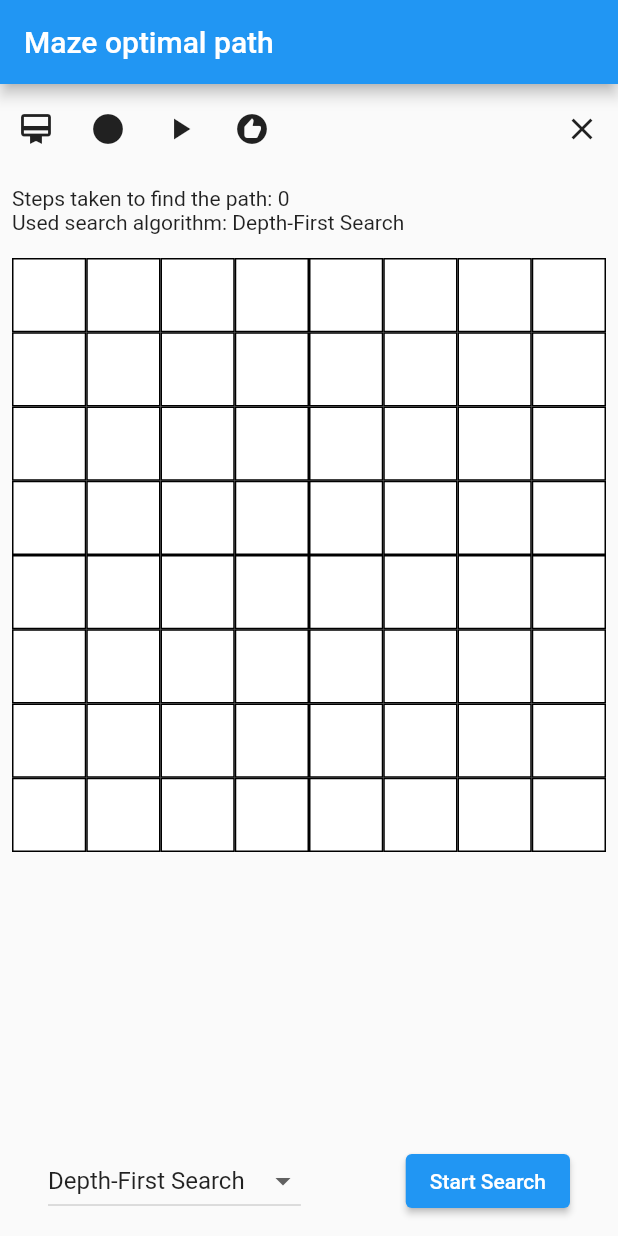
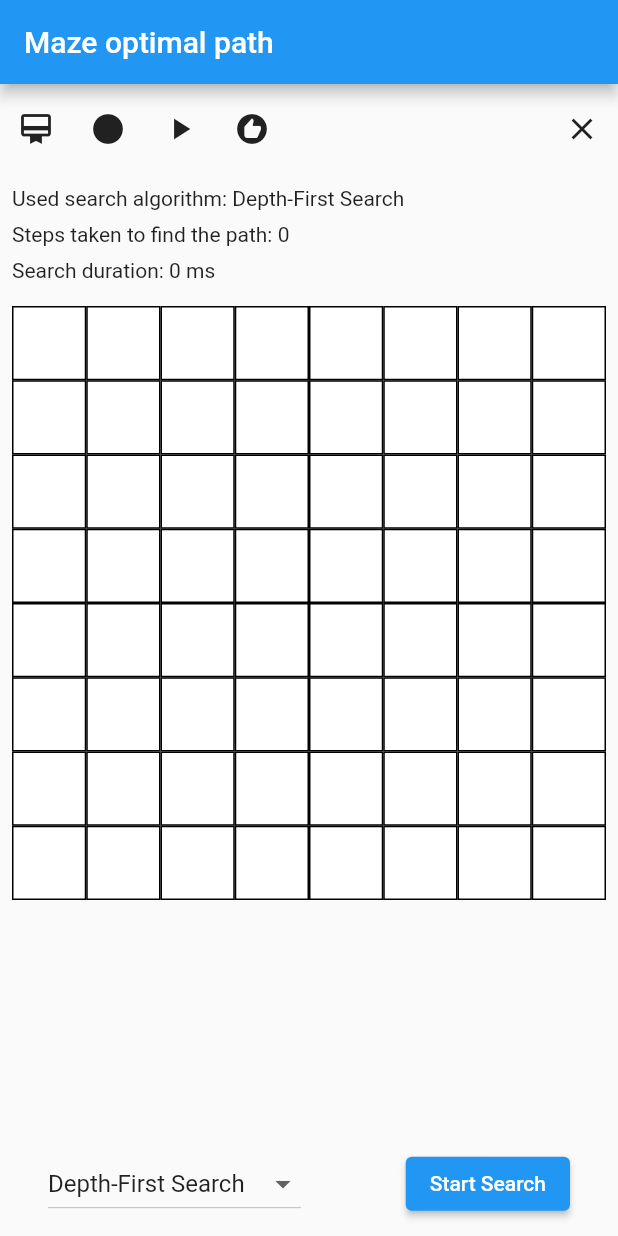
Before and after one commit to md-weber/maze_search_ai, a Flutter app: the screen it shows after launch, after a tap on "Start Search", on a phone screen of 412 x 824 dp. Run offline on Flutter 3.47's test engine with Material 2 defaults, Android fonts, the phone set to English and light mode, and no system bars; our stand-ins replace tuple.

Commit message:
make time usage visible to the users

```diff
--- a/lib/providers/home_view_provider.dart
+++ b/lib/providers/home_view_provider.dart
@@ -6,11 +6,22 @@ class HomeViewProvider extends ChangeNotifier {
   List<CellState> _cells = [];
   SearchAlgo _selectedSearchAlgo = SearchAlgo.dfs;
   num _resultSteps = 0;
+  Stopwatch _stopwatch;
+  Duration _elapsedTime = Duration();
 
   HomeViewProvider() {
     for (var i = 0; i < 64; i++) {
       cells.add(CellState.path);
     }
+  }
+
+  void startTimer() {
+    _stopwatch = Stopwatch()..start();
+  }
+
+  void stopTimer() {
+    _stopwatch..stop();
+    _elapsedTime = _stopwatch.elapsed;
   }
 
   void updateResultSteps(num resultSteps) {
@@ -48,4 +59,6 @@ class HomeViewProvider extends ChangeNotifier {
   SearchAlgo get selectedSearchAlgo => _selectedSearchAlgo;
 
   num get resultSteps => _resultSteps;
+
+  Duration get elapsedTime => _elapsedTime;
 }
--- a/lib/views/home-view.dart
+++ b/lib/views/home-view.dart
@@ -86,15 +86,18 @@ class HomeView extends StatelessWidget {
                       Tuple3 result;
                       SearchController searchController =
                           SearchControllerImplementation();
+                      var homeViewProvider = context.read<HomeViewProvider>();
+
+                      homeViewProvider.startTimer();
 
                       switch (selectedSearchAlgo) {
                         case SearchAlgo.dfs:
                           result = await searchController.startSearch(
-                              cells, context.read<HomeViewProvider>(), true);
+                              cells, homeViewProvider, true);
                           break;
                         case SearchAlgo.bfs:
                           result = await searchController.startSearch(
-                              cells, context.read<HomeViewProvider>(), false);
+                              cells, homeViewProvider, false);
                           break;
                         case SearchAlgo.a:
                           searchController.startA(cells);
@@ -103,9 +106,8 @@ class HomeView extends StatelessWidget {
                           searchController.startGBS(cells);
                           break;
                       }
-                      context
-                          .read<HomeViewProvider>()
-                          .updateResultSteps(result.item3);
+                      homeViewProvider.updateResultSteps(result.item3);
+                      homeViewProvider.stopTimer();
                     },
                     child: Text("Start Search"),
                   )
--- a/lib/views/widgets/result_bar.dart
+++ b/lib/views/widgets/result_bar.dart
@@ -6,16 +6,23 @@ import 'package:provider/provider.dart';
 class ResultBar extends StatelessWidget {
   @override
   Widget build(BuildContext context) {
+    final homeViewProvider = context.watch<HomeViewProvider>();
+
     return Padding(
       padding: const EdgeInsets.all(8.0),
       child: Column(
         crossAxisAlignment: CrossAxisAlignment.stretch,
         children: [
           Text(
-            "Steps taken to find the path: ${context.watch<HomeViewProvider>().resultSteps.toString()}",
+            "Used search algorithm: ${getSelectedSearchAlgo(context)}",
           ),
+          SizedBox(height: 8),
           Text(
-            "Used search algorithm: ${getSelectedSearchAlgo(context)}",
+            "Steps taken to find the path: ${homeViewProvider.resultSteps.toString()}",
+          ),
+          SizedBox(height: 8),
+          Text(
+            "Search duration: ${homeViewProvider.elapsedTime.inMicroseconds.toString()} ms",
           ),
         ],
       ),
```
